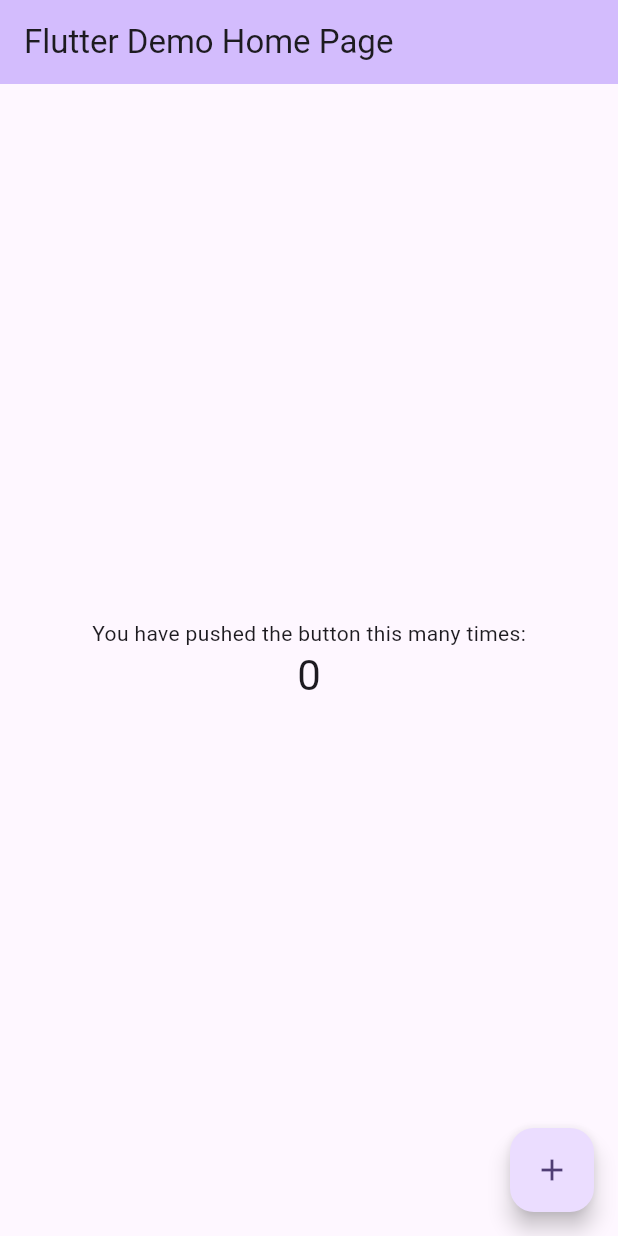
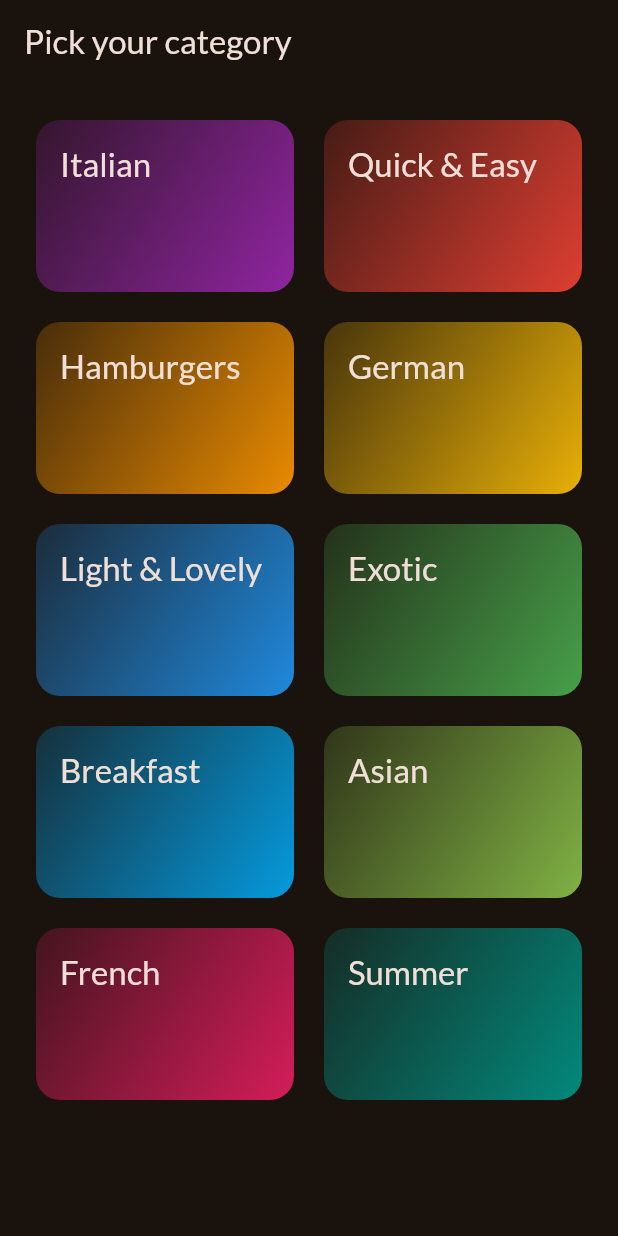
Before and after one commit to gostlite/meals, a Flutter app: the screen it shows after launch, on a phone screen of 412 x 824 dp. Run offline on Flutter 3.47's test engine with Material 3 defaults, Android fonts, the phone set to English and light mode, and no system bars; our stand-ins replace google_fonts.

```diff
--- a/lib/main.dart
+++ b/lib/main.dart
@@ -1,125 +1,29 @@
 import 'package:flutter/material.dart';
 
+import 'package:google_fonts/google_fonts.dart';
+import 'package:meals/screens/category_screen.dart';
+
+final theme = ThemeData(
+  useMaterial3: true,
+  colorScheme: ColorScheme.fromSeed(
+    brightness: Brightness.dark,
+    seedColor: const Color.fromARGB(255, 131, 57, 0),
+  ),
+  textTheme: GoogleFonts.latoTextTheme(),
+);
+
 void main() {
-  runApp(const MyApp());
+  runApp(const App());
 }
 
-class MyApp extends StatelessWidget {
-  const MyApp({super.key});
+class App extends StatelessWidget {
+  const App({super.key});
 
-  // This widget is the root of your application.
   @override
   Widget build(BuildContext context) {
     return MaterialApp(
-      title: 'Flutter Demo',
-      theme: ThemeData(
-        // This is the theme of your application.
-        //
-        // TRY THIS: Try running your application with "flutter run". You'll see
-        // the application has a purple toolbar. Then, without quitting the app,
-        // try changing the seedColor in the colorScheme below to Colors.green
-        // and then invoke "hot reload" (save your changes or press the "hot
-        // reload" button in a Flutter-supported IDE, or press "r" if you used
-        // the command line to start the app).
-        //
-        // Notice that the counter didn't reset back to zero; the application
-        // state is not lost during the reload. To reset the state, use hot
-        // restart instead.
-        //
-        // This works for code too, not just values: Most code changes can be
-        // tested with just a hot reload.
-        colorScheme: ColorScheme.fromSeed(seedColor: Colors.deepPurple),
-        useMaterial3: true,
-      ),
-      home: const MyHomePage(title: 'Flutter Demo Home Page'),
+      theme: theme, home: const CategoryScreen(),
+      // const CategoryScreen(),
     );
   }
 }
-
-class MyHomePage extends StatefulWidget {
-  const MyHomePage({super.key, required this.title});
-
-  // This widget is the home page of your application. It is stateful, meaning
-  // that it has a State object (defined below) that contains fields that affect
-  // how it looks.
-
-  // This class is the configuration for the state. It holds the values (in this
-  // case the title) provided by the parent (in this case the App widget) and
-  // used by the build method of the State. Fields in a Widget subclass are
-  // always marked "final".
-
-  final String title;
-
-  @override
-  State<MyHomePage> createState() => _MyHomePageState();
-}
-
-class _MyHomePageState extends State<MyHomePage> {
-  int _counter = 0;
-
-  void _incrementCounter() {
-    setState(() {
-      // This call to setState tells the Flutter framework that something has
-      // changed in this State, which causes it to rerun the build method below
-      // so that the display can reflect the updated values. If we changed
-      // _counter without calling setState(), then the build method would not be
-      // called again, and so nothing would appear to happen.
-      _counter++;
-    });
-  }
-
-  @override
-  Widget build(BuildContext context) {
-    // This method is rerun every time setState is called, for instance as done
-    // by the _incrementCounter method above.
-    //
-    // The Flutter framework has been optimized to make rerunning build methods
-    // fast, so that you can just rebuild anything that needs updating rather
-    // than having to individually change instances of widgets.
-    return Scaffold(
-      appBar: AppBar(
-        // TRY THIS: Try changing the color here to a specific color (to
-        // Colors.amber, perhaps?) and trigger a hot reload to see the AppBar
-        // change color while the other colors stay the same.
-        backgroundColor: Theme.of(context).colorScheme.inversePrimary,
-        // Here we take the value from the MyHomePage object that was created by
-        // the App.build method, and use it to set our appbar title.
-        title: Text(widget.title),
-      ),
-      body: Center(
-        // Center is a layout widget. It takes a single child and positions it
-        // in the middle of the parent.
-        child: Column(
-          // Column is also a layout widget. It takes a list of children and
-          // arranges them vertically. By default, it sizes itself to fit its
-          // children horizontally, and tries to be as tall as its parent.
-          //
-          // Column has various properties to control how it sizes itself and
-          // how it positions its children. Here we use mainAxisAlignment to
-          // center the children vertically; the main axis here is the vertical
-          // axis because Columns are vertical (the cross axis would be
-          // horizontal).
-          //
-          // TRY THIS: Invoke "debug painting" (choose the "Toggle Debug Paint"
-          // action in the IDE, or press "p" in the console), to see the
-          // wireframe for each widget.
-          mainAxisAlignment: MainAxisAlignment.center,
-          children: <Widget>[
-            const Text(
-              'You have pushed the button this many times:',
-            ),
-            Text(
-              '$_counter',
-              style: Theme.of(context).textTheme.headlineMedium,
-            ),
-          ],
-        ),
-      ),
-      floatingActionButton: FloatingActionButton(
-        onPressed: _incrementCounter,
-        tooltip: 'Increment',
-        child: const Icon(Icons.add),
-      ), // This trailing comma makes auto-formatting nicer for build methods.
-    );
-  }
-}
--- /dev/null
+++ b/lib/models/category.dart
@@ -0,0 +1,9 @@
+import 'package:flutter/material.dart';
+
+class Category {
+  final Color color;
+  final String title;
+  final String id;
+  const Category(
+      {required this.title, required this.id, this.color = Colors.orange});
+}
--- /dev/null
+++ b/lib/screens/category_screen.dart
@@ -0,0 +1,48 @@
+import 'package:flutter/material.dart';
+import 'package:meals/data/dummy_data.dart';
+import 'package:meals/screens/meal_screen.dart';
+import 'package:meals/widgets/category_grid_item.dart';
+
+class CategoryScreen extends StatelessWidget {
+  const CategoryScreen({super.key});
+
+  void _selectedCategory(BuildContext context) {
+    Navigator.of(context).push(
+      MaterialPageRoute(
+        builder: (ctx) => const MealScreen(meals: [], title: "Sample meal"),
+      ),
+    );
+  }
+
+  @override
+  Widget build(BuildContext context) {
+    return Scaffold(
+      appBar: AppBar(
+        title: const Text("Pick your category"),
+      ),
+      body: Padding(
+        padding: const EdgeInsets.all(24),
+        child: GridView(
+          gridDelegate: const SliverGridDelegateWithFixedCrossAxisCount(
+              crossAxisCount: 2,
+              childAspectRatio: 3 / 2,
+              crossAxisSpacing: 20,
+              mainAxisSpacing: 20),
+          children: [
+            //  availableCategories
+            //     .map((category) => CategoryGridItem(category: category))
+            //     .toList(),
+
+            for (final category in availableCategories)
+              CategoryGridItem(
+                category: category,
+                onSelectCategory: () {
+                  _selectedCategory(context);
+                },
+              )
+          ],
+        ),
+      ),
+    );
+  }
+}
--- /dev/null
+++ b/lib/widgets/category_grid_item.dart
@@ -0,0 +1,39 @@
+import 'package:flutter/material.dart';
+import 'package:meals/models/category.dart';
+
+class CategoryGridItem extends StatelessWidget {
+  final Category category;
+  const CategoryGridItem(
+      {required this.category, required this.onSelectCategory, super.key});
+  final void Function() onSelectCategory;
+  @override
+  Widget build(BuildContext context) {
+    return InkWell(
+      onTap: onSelectCategory,
+      splashColor: Theme.of(context).primaryColor,
+      borderRadius: BorderRadius.circular(16),
+      child: Container(
+        padding: const EdgeInsets.all(16),
+        key: ValueKey(category.id),
+        decoration: BoxDecoration(
+          borderRadius: BorderRadius.circular(16),
+          gradient: LinearGradient(
+            colors: [
+              category.color.withOpacity(0.2),
+              category.color.withOpacity(0.9),
+            ],
+            begin: Alignment.topLeft,
+            end: Alignment.bottomRight,
+          ),
+        ),
+        child: Text(
+          category.title,
+          style: Theme.of(context)
+              .textTheme
+              .titleLarge!
+              .copyWith(color: Theme.of(context).colorScheme.onSurface),
+        ),
+      ),
+    );
+  }
+}
--- a/pubspec.yaml
+++ b/pubspec.yaml
@@ -35,6 +35,7 @@ dependencies:
   # The following adds the Cupertino Icons font to your application.
   # Use with the CupertinoIcons class for iOS style icons.
   cupertino_icons: ^1.0.6
+  google_fonts: ^6.2.1
 
 dev_dependencies:
   flutter_test:
```
Also changed, not shown: lib/data/dummy_data.dart (added, +409 -0 lines), lib/models/meal.dart (added, +43 -0 lines), lib/screens/meal_screen.dart (added, +51 -0 lines), pubspec.lock, 2 other files.
